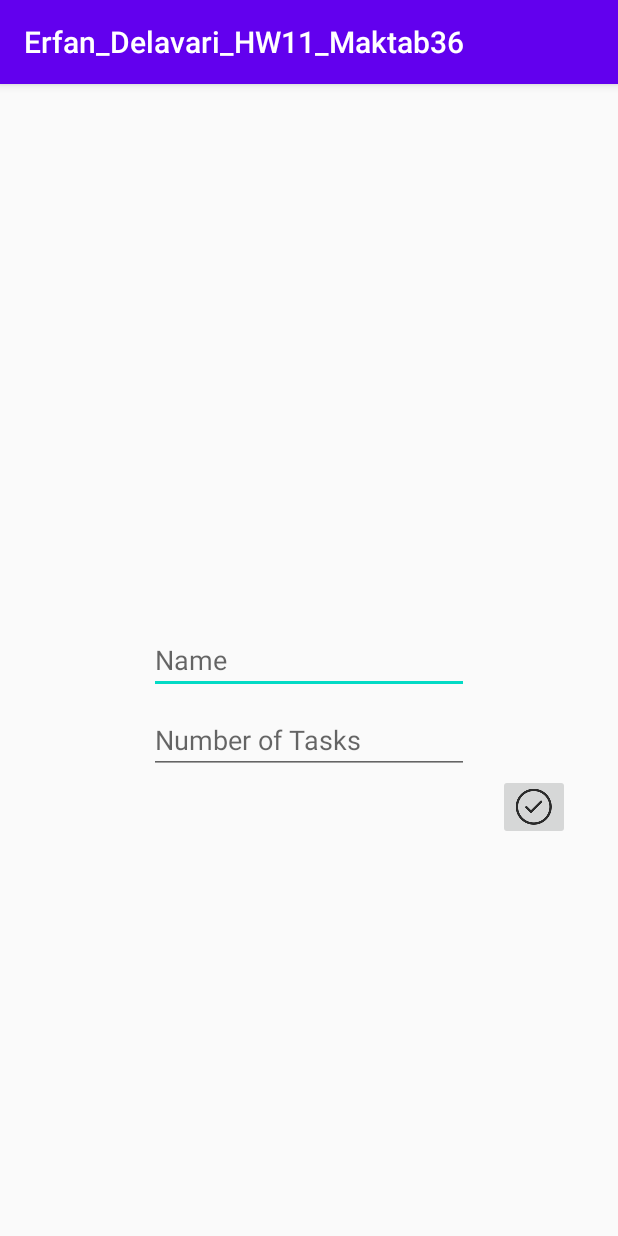
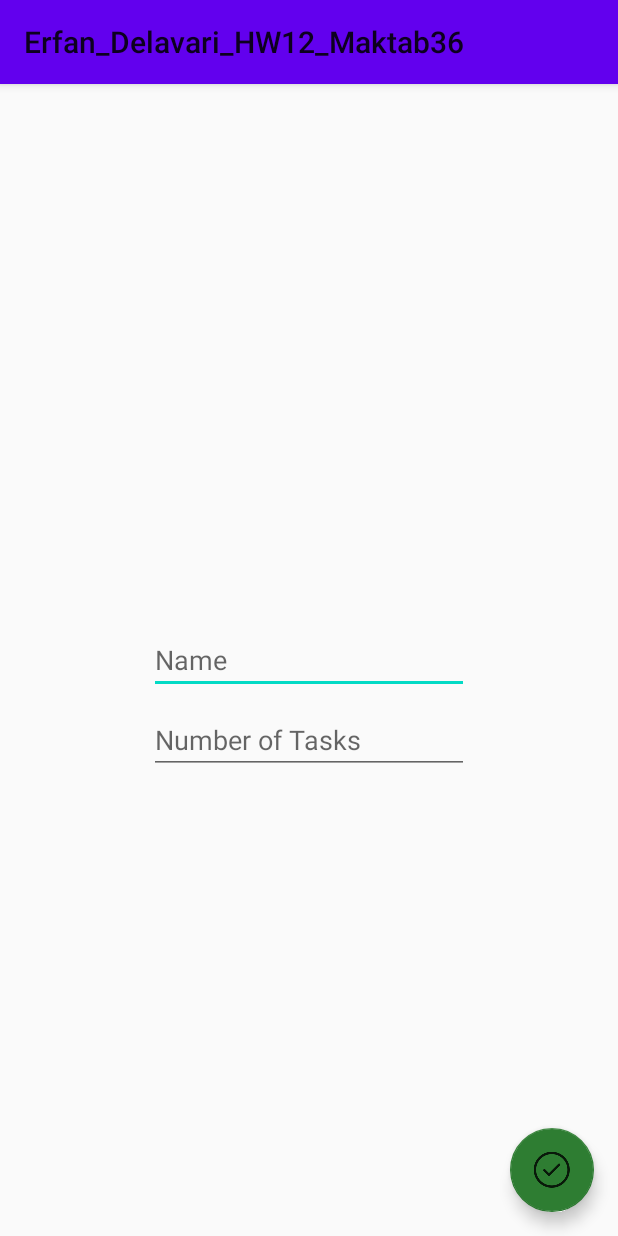
Before and after one commit to ErfanDP/Erfan_Delavari_HW13_Maktab36, an Android app: the screen it shows after launch (EnterActivity), on a phone screen of 412 x 824 dp. Run offline under Robolectric (Android 15) with nearby library versions, the phone set to English and light mode, and no system bars; 2 statements that could not run were skipped.

Commit message:
/stabling MDC

```diff
--- a/app/build.gradle
+++ b/app/build.gradle
@@ -20,6 +20,10 @@ android {
             proguardFiles getDefaultProguardFile('proguard-android-optimize.txt'), 'proguard-rules.pro'
         }
     }
+    compileOptions {
+        sourceCompatibility JavaVersion.VERSION_1_8
+        targetCompatibility JavaVersion.VERSION_1_8
+    }
 }
 
 dependencies {
@@ -28,6 +32,7 @@ dependencies {
     implementation 'androidx.constraintlayout:constraintlayout:1.1.3'
     implementation 'androidx.legacy:legacy-support-v4:1.0.0'
     implementation 'androidx.recyclerview:recyclerview:1.1.0'
+    implementation 'com.google.android.material:material:1.1.0'
     testImplementation 'junit:junit:4.12'
     androidTestImplementation 'androidx.test.ext:junit:1.1.1'
     androidTestImplementation 'androidx.test.espresso:espresso-core:3.2.0'
--- a/app/src/main/java/com/example/erfan_delavari_hw11_maktab36/model/TaskState.java
+++ /dev/null
@@ -1,4 +0,0 @@
-package com.example.erfan_delavari_hw11_maktab36.model;
-
-public enum TaskState {TODO,DOING,DONE
-}
--- a/app/src/main/java/com/example/erfan_delavari_hw11_maktab36/controller/Activity/SingleFragmentActivity.java
+++ b/app/src/main/java/com/example/erfan_delavari_hw12_maktab36/controller/Activity/SingleFragmentActivity.java
@@ -1,4 +1,4 @@
-package com.example.erfan_delavari_hw11_maktab36.controller.Activity;
+package com.example.erfan_delavari_hw12_maktab36.controller.Activity;
 
 import androidx.appcompat.app.AppCompatActivity;
 import androidx.fragment.app.Fragment;
@@ -6,7 +6,7 @@ import androidx.fragment.app.FragmentManager;
 
 import android.os.Bundle;
 
-import com.example.erfan_delavari_hw11_maktab36.R;
+import com.example.erfan_delavari_hw12_maktab36.R;
 
 public abstract class SingleFragmentActivity extends AppCompatActivity {
     public abstract Fragment fragmentCreator();
--- a/app/src/main/java/com/example/erfan_delavari_hw11_maktab36/model/Task.java
+++ b/app/src/main/java/com/example/erfan_delavari_hw12_maktab36/model/Task.java
@@ -1,4 +1,4 @@
-package com.example.erfan_delavari_hw11_maktab36.model;
+package com.example.erfan_delavari_hw12_maktab36.model;
 
 import java.util.UUID;
 
--- /dev/null
+++ b/app/src/main/java/com/example/erfan_delavari_hw12_maktab36/model/TaskState.java
@@ -0,0 +1,4 @@
+package com.example.erfan_delavari_hw12_maktab36.model;
+
+public enum TaskState {TODO,DOING,DONE
+}
--- a/app/src/main/java/com/example/erfan_delavari_hw11_maktab36/repository/RepositoryInterface.java
+++ b/app/src/main/java/com/example/erfan_delavari_hw12_maktab36/repository/RepositoryInterface.java
@@ -1,6 +1,4 @@
-package com.example.erfan_delavari_hw11_maktab36.repository;
-
-import com.example.erfan_delavari_hw11_maktab36.model.Task;
+package com.example.erfan_delavari_hw12_maktab36.repository;
 
 import java.util.List;
 import java.util.UUID;
--- a/app/src/main/java/com/example/erfan_delavari_hw11_maktab36/repository/TaskRepository.java
+++ b/app/src/main/java/com/example/erfan_delavari_hw12_maktab36/repository/TaskRepository.java
@@ -1,7 +1,7 @@
-package com.example.erfan_delavari_hw11_maktab36.repository;
+package com.example.erfan_delavari_hw12_maktab36.repository;
 
-import com.example.erfan_delavari_hw11_maktab36.model.Task;
-import com.example.erfan_delavari_hw11_maktab36.model.TaskState;
+import com.example.erfan_delavari_hw12_maktab36.model.Task;
+import com.example.erfan_delavari_hw12_maktab36.model.TaskState;
 
 import java.util.ArrayList;
 import java.util.List;
--- a/app/src/main/res/layout/activity_single_fragment.xml
+++ b/app/src/main/res/layout/activity_single_fragment.xml
@@ -5,6 +5,4 @@
     android:id="@+id/fragment_container"
     android:layout_width="match_parent"
     android:layout_height="match_parent"
-    tools:context=".controller.Activity.SingleFragmentActivity">
-
-</FrameLayout>
+    tools:context=".controller.Activity.SingleFragmentActivity"/>
--- a/app/src/main/res/layout/fragment_entery.xml
+++ b/app/src/main/res/layout/fragment_entery.xml
@@ -2,11 +2,12 @@
 <RelativeLayout xmlns:android="http://schemas.android.com/apk/res/android"
     xmlns:app="http://schemas.android.com/apk/res-auto"
     xmlns:tools="http://schemas.android.com/tools"
+    android:id="@+id/entry_button_done"
     android:layout_width="match_parent"
     android:layout_height="match_parent"
-    tools:context=".controller.Fragments.EnterFragment" >
+    tools:context=".controller.Fragments.EnterFragment">
 
-    <EditText
+    <com.google.android.material.textfield.TextInputEditText
         android:id="@+id/entry_edit_text_name"
         android:layout_width="wrap_content"
         android:layout_height="wrap_content"
@@ -15,9 +16,10 @@
         android:layout_marginBottom="8dp"
         android:ems="10"
         android:hint="@string/entry_name"
-        android:inputType="text" />
+        android:inputType="text"
+        android:importantForAutofill="no" />
 
-    <EditText
+    <com.google.android.material.textfield.TextInputEditText
         android:id="@+id/entry_edit_text_number_of_tasks"
         android:layout_width="wrap_content"
         android:layout_height="wrap_content"
@@ -25,16 +27,21 @@
         android:layout_centerHorizontal="true"
         android:ems="10"
         android:hint="@string/entry_number_of_tasks"
-        android:inputType="number" />
+        android:inputType="number"
+        android:importantForAutofill="no" />
 
-    <ImageButton
-        android:id="@+id/entry_button_done"
+    <com.google.android.material.floatingactionbutton.FloatingActionButton
+        android:id="@+id/floatingActionButton"
         android:layout_width="wrap_content"
         android:layout_height="wrap_content"
-        android:layout_below="@id/entry_edit_text_number_of_tasks"
         android:layout_alignParentEnd="true"
-        android:layout_centerInParent="true"
-        android:layout_marginEnd="32dp"
-        android:src="@drawable/ic_action_name" />
+        android:layout_alignParentBottom="true"
+        android:layout_marginEnd="16dp"
+        android:layout_marginBottom="16dp"
+        android:clickable="true"
+        android:focusable="true"
+        android:src="@drawable/ic_action_name"
+        app:backgroundTint="#2E7D32" />
+
 
 </RelativeLayout>
--- a/app/src/main/res/layout/fragment_task_list.xml
+++ b/app/src/main/res/layout/fragment_task_list.xml
@@ -4,4 +4,4 @@
     android:id="@+id/recycler_view_contaner"
     android:layout_width="match_parent"
     android:layout_height="match_parent"
-    tools:context=".controller.Fragments.TaskListFragment" />
+    tools:context=".controller.Fragments.TaskListFragment"/>
--- a/app/src/main/res/values/strings.xml
+++ b/app/src/main/res/values/strings.xml
@@ -1,6 +1,5 @@
 <resources>
-    <string name="app_name">Erfan_Delavari_HW11_Maktab36</string>
-    <!-- TODO: Remove or change this placeholder text -->
+    <string name="app_name">Erfan_Delavari_HW12_Maktab36</string>
     <string name="hello_blank_fragment">Hello blank fragment</string>
     <string name="entry_name">Name</string>
     <string name="entry_number_of_tasks">Number of Tasks</string>
--- a/app/src/main/res/values/styles.xml
+++ b/app/src/main/res/values/styles.xml
@@ -1,6 +1,7 @@
 <resources>
     <!-- Base application theme. -->
-    <style name="AppTheme" parent="Theme.AppCompat.Light.DarkActionBar">
+    <style name="AppTheme" parent="Theme.MaterialComponents.Light.Bridge">
+        <!-- ... -->
         <!-- Customize your theme here. -->
         <item name="colorPrimary">@color/colorPrimary</item>
         <item name="colorPrimaryDark">@color/colorPrimaryDark</item>
```
Also changed, not shown: app/src/main/AndroidManifest.xml (+4 -4 lines), app/src/main/java/com/example/erfan_delavari_hw11_maktab36/controller/Activity/EnterActivity.java (deleted, +0 -16 lines), app/src/main/java/com/example/erfan_delavari_hw12_maktab36/controller/Activity/EnterActivity.java (added, +13 -0 lines), app/src/main/java/com/example/erfan_delavari_hw12_maktab36/controller/Fragments/EnterFragment.java (renamed from app/src/main/java/com/example/erfan_delavari_hw11_maktab36/controller/Fragments/EnterFragment.java, +3 -5 lines), app/src/main/java/com/example/erfan_delavari_hw12_maktab36/controller/Fragments/TaskListFragment.java (renamed from app/src/main/java/com/example/erfan_delavari_hw11_maktab36/controller/Fragments/TaskListFragment.java, +5 -5 lines), app/src/main/res/layout/list_row_odd_task.xml (+4 -4 lines), 4 other files.
